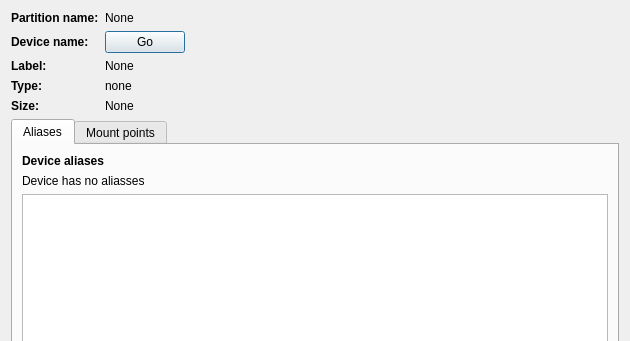
This is ui/parinfo.ui in iddekingej/blgui as Qt 5 draws it before an edit; both pictures show x 0 to 630 and y 0 to 341 of the 630 by 656 pixel window. The edited form follows.
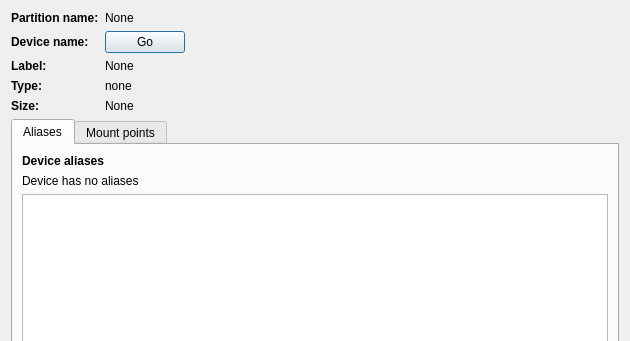
This is the edited form.

What changed in the file:
```diff
--- a/ui/parinfo.ui
+++ b/ui/parinfo.ui
@@ -223,7 +223,7 @@
        <item>
         <widget class="QLabel" name="noAliasesLabel">
          <property name="text">
-          <string>Device has no aliasses</string>
+          <string>Device has no aliases</string>
          </property>
         </widget>
        </item>
```
